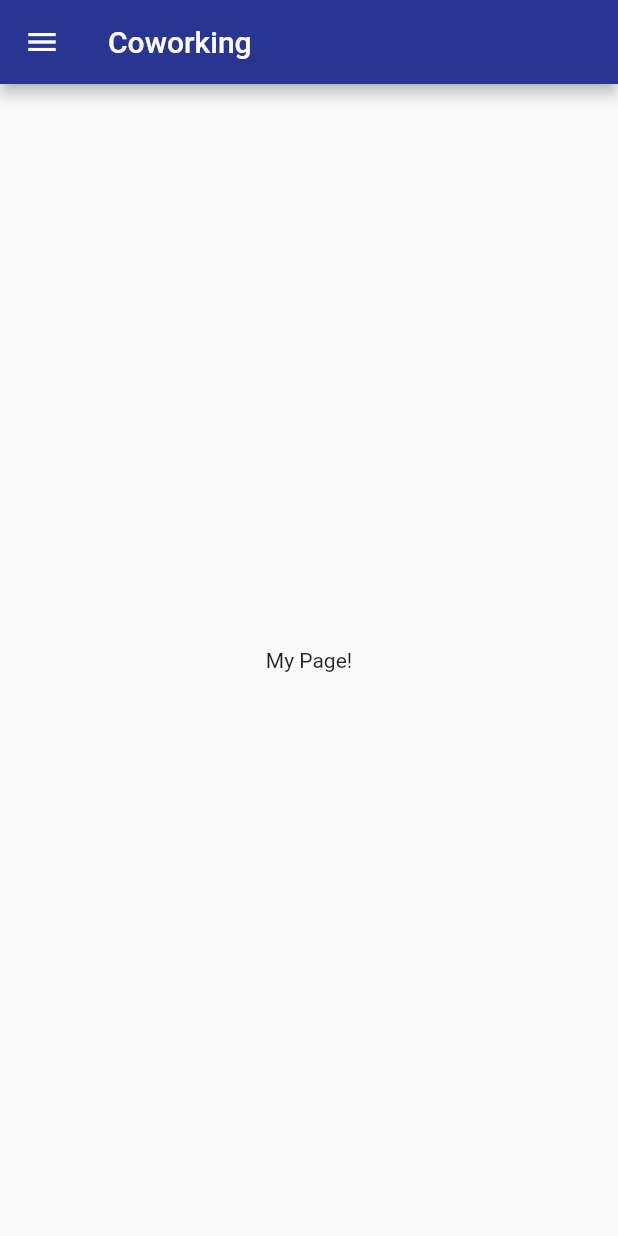
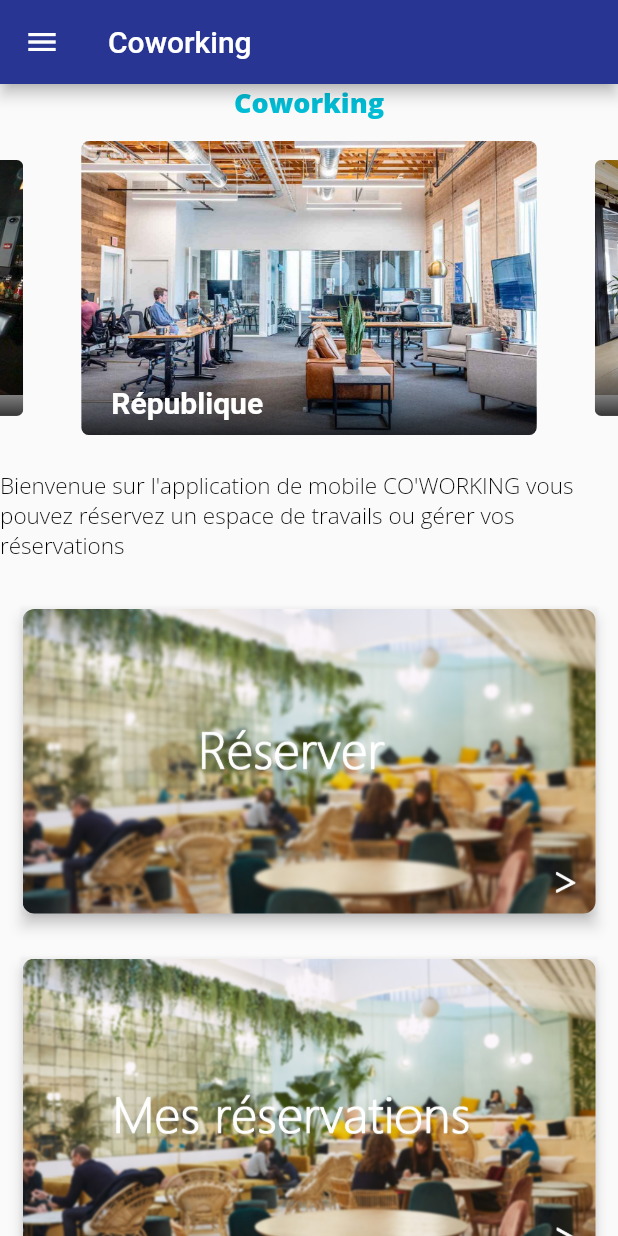
Before and after one commit to Kalfaa/corwoking_app, a Flutter app: the Home screen opened directly, on a phone screen of 412 x 824 dp. Run offline on Flutter 3.47's test engine with Material 2 defaults, Android fonts, the phone set to English and light mode, and no system bars; drawn by our look-alikes of carousel_slider; our stand-ins replace flushbar, flutter_secure_storage, google_fonts; missing offline and left inert: enum_to_string, smart_select, time_range; accounts and stored records are empty.

Commit message:
add edit res

```diff
--- a/lib/screens/home.dart
+++ b/lib/screens/home.dart
@@ -1,20 +1,106 @@
+import 'package:carousel_slider/carousel_slider.dart';
 import 'package:corwoking_app/screens/reservation.dart';
 import 'package:corwoking_app/utilities/constants.dart';
 import 'package:flutter/material.dart';
 import 'package:flutter/widgets.dart';
+import 'package:google_fonts/google_fonts.dart';
 
 import 'list_reservation.dart';
+var imgList = ['nrepublique.jpg','nbastille.jpeg','nodeon.jpg','nbeaubourg.jpg','nplacedit.jpg','nternes.jpg'];
+var nameOpen = ['République','Bastille','Odéon','Beaubourg',"Place d'italie",'Ternes'];
 
 class Home extends StatelessWidget {
   final String title;
-
   Home({Key key, this.title}) : super(key: key);
 
   @override
   Widget build(BuildContext context) {
     return Scaffold(
       appBar: AppBar( backgroundColor: PRIMARY_COLOR,title: Text(title)),
-      body: Center(child: Text('My Page!')),
+      body: Container(
+          child: SingleChildScrollView(  child :
+          Column(children: <Widget>[
+            Text(
+            "Coworking",
+            style: GoogleFonts.openSans(
+                textStyle: TextStyle(
+                    color: Colors.cyan,
+                    fontSize: 18,
+                    fontWeight: FontWeight.w900)),
+          ),
+            SizedBox(
+              height: 8,
+            ),
+            CarouselSlider(
+              options: CarouselOptions(
+                autoPlay: true,
+                aspectRatio: 2.0,
+                enlargeCenterPage: true,
+              ),
+              items: imageSliders,
+            ),
+            SizedBox(
+              height: 18,
+            ),
+          Text(
+            "Bienvenue sur l'application de mobile CO'WORKING vous pouvez réservez un espace de travails ou gérer vos réservations",
+            style: GoogleFonts.openSans(
+                textStyle: TextStyle(
+                    color: Colors.black,
+                    fontSize: 15,
+                    fontWeight: FontWeight.w300)),
+          ),
+            SizedBox(
+              height: 18,
+            )
+            ,
+          Padding(padding:EdgeInsets.all(15.0),
+              child:Material(
+            elevation: 4.0,
+            clipBehavior: Clip.hardEdge,
+            // needed
+            color: Colors.transparent,
+            child: InkWell(
+              onTap: () => {Navigator.push(  context,
+                MaterialPageRoute(builder: (context) => ReservationScreen()),)}, // needed
+              child: ClipRRect(
+                borderRadius: BorderRadius.circular(8.0),
+                child: Image.asset("assets/images/republique_hero.jpg"),
+              ),
+            ),
+          )),
+            Padding(padding:EdgeInsets.all(15.0),
+                child:Material(
+                  elevation: 4.0,
+                  clipBehavior: Clip.hardEdge,
+                  // needed
+                  color: Colors.transparent,
+                  child: InkWell(
+                    onTap: () => { Navigator.push(  context,
+                    MaterialPageRoute(builder: (context) => ListReservationScreen()),)}, // needed
+                    child: ClipRRect(
+                      borderRadius: BorderRadius.circular(8.0),
+                      child: Image.asset("assets/images/mesres.jpg"),
+                    ),
+                  ),
+                )),
+            Padding(padding:EdgeInsets.all(15.0),
+                child:Material(
+                  elevation: 4.0,
+                  clipBehavior: Clip.hardEdge,
+                  // needed
+                  color: Colors.transparent,
+                  child: InkWell(
+                    onTap: () => {print("ee")}, // needed
+                    child: ClipRRect(
+                      borderRadius: BorderRadius.circular(8.0),
+                      child: Image.asset("assets/images/detailsdeslocaux.jpg"),
+                    ),
+                  ),
+                ))
+          ],)
+      ))
+        ,
 
       drawer: Container( width:200 ,child:Drawer(
         // Add a ListView to the drawer. This ensures the user can scroll
@@ -44,7 +130,6 @@ class Home extends StatelessWidget {
                 // Then close the drawer
                 //Navigator.pop(context);
 
-
               },
             ),
             ListTile(
@@ -73,4 +158,46 @@ class Home extends StatelessWidget {
       )
     );
   }
+
+
+  final List<Widget> imageSliders = imgList.map((item) => Container(
+    child: Container(
+      margin: EdgeInsets.all(5.0),
+      child: ClipRRect(
+          borderRadius: BorderRadius.all(Radius.circular(5.0)),
+          child: Stack(
+            children: <Widget>[
+              Image.asset('assets/images/'+item),
+              Positioned(
+                bottom: 0.0,
+                left: 0.0,
+                right: 0.0,
+                child: Container(
+                  decoration: BoxDecoration(
+                    gradient: LinearGradient(
+                      colors: [
+                        Color.fromARGB(200, 0, 0, 0),
+                        Color.fromARGB(0, 0, 0, 0)
+                      ],
+                      begin: Alignment.bottomCenter,
+                      end: Alignment.topCenter,
+                    ),
+                  ),
+                  padding: EdgeInsets.symmetric(vertical: 10.0, horizontal: 20.0),
+                  child: Text(
+                    '${nameOpen[imgList.indexOf(item)]}',
+                    style: TextStyle(
+                      color: Colors.white,
+                      fontSize: 20.0,
+                      fontWeight: FontWeight.bold,
+                    ),
+                  ),
+                ),
+              ),
+            ],
+          )
+      ),
+    ),
+  )).toList();
+
 }
--- a/pubspec.yaml
+++ b/pubspec.yaml
@@ -32,6 +32,8 @@ dependencies:
   smart_select: ^4.0.1
   enum_to_string: ^1.0.13
   intl: ^0.16.1
+  carousel_slider: ^2.3.1
+  google_fonts: ^1.1.0
   # The following adds the Cupertino Icons font to your application.
   # Use with the CupertinoIcons class for iOS style icons.
   cupertino_icons: ^0.1.3
@@ -55,6 +57,8 @@ flutter:
   # assets:
   #   - images/a_dot_burr.jpeg
   #   - images/a_dot_ham.jpeg
+  assets:
+    - assets/images/
 
   # An image asset can refer to one or more resolution-specific "variants", see
   # https://flutter.dev/assets-and-images/#resolution-aware.
```
Also changed, not shown: assets/images/detailsdeslocaux.jpg (added), assets/images/mesres.jpg (added), assets/images/nbastille.jpeg (added), assets/images/nbeaubourg.jpg (added), assets/images/nodeon.jpg (added), assets/images/nplacedit.jpg (added), assets/images/nrepublique.jpg (added), assets/images/nternes.jpg (added), assets/images/republique_hero.jpg (added), assets/images/reserve.jpg (added), lib/assets/bastille.jpeg (deleted), lib/assets/odéon.jpeg (deleted), lib/assets/republique.jpg (deleted), pubspec.lock.
